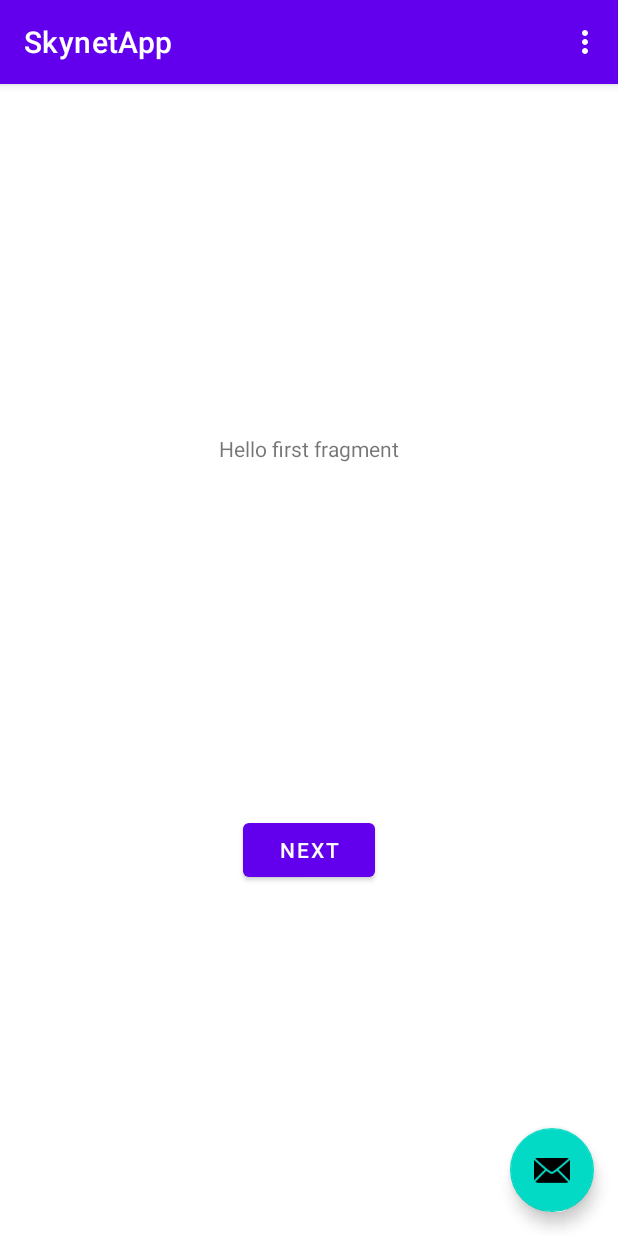
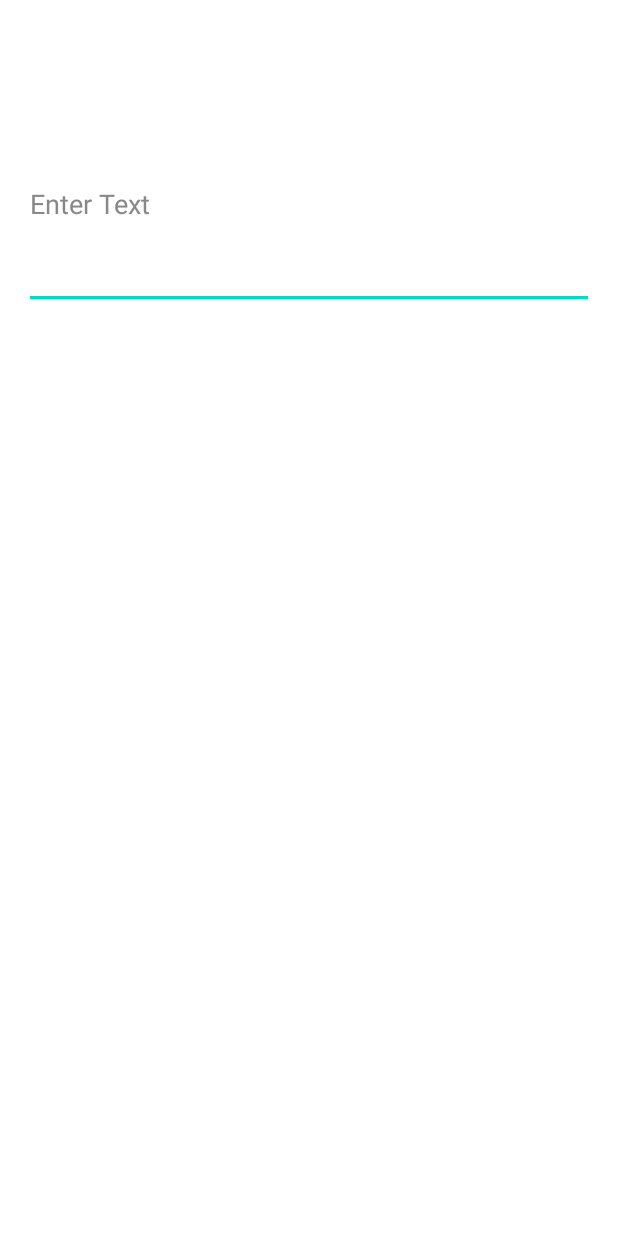
Before and after one commit to I-Vuckovic/EestecChallenge, an Android app: the screen it shows after launch (MainActivity), on a phone screen of 412 x 824 dp. Run offline under Robolectric (Android 15) with nearby library versions, the phone set to English and light mode, and no system bars.

Commit message:
TTS implemented
With edit text box

```diff
--- a/app/src/main/java/com/example/skynetapp/MainActivity.kt
+++ b/app/src/main/java/com/example/skynetapp/MainActivity.kt
@@ -1,23 +1,52 @@
 package com.example.skynetapp
 
+import android.content.DialogInterface
 import android.os.Bundle
-import com.google.android.material.floatingactionbutton.FloatingActionButton
-import com.google.android.material.snackbar.Snackbar
-import androidx.appcompat.app.AppCompatActivity
+import android.speech.tts.TextToSpeech
+import android.speech.tts.TextToSpeech.OnInitListener
 import android.view.Menu
 import android.view.MenuItem
+import android.view.View
+import android.widget.Button
+import android.widget.EditText
+import android.widget.Toast
+import androidx.appcompat.app.AppCompatActivity
+import java.util.*
+
 
 class MainActivity : AppCompatActivity() {
+    var t1: TextToSpeech? = null
+    var ed1: EditText? = null
+    var b1: Button? = null
 
     override fun onCreate(savedInstanceState: Bundle?) {
         super.onCreate(savedInstanceState)
-        setContentView(R.layout.activity_main)
-        setSupportActionBar(findViewById(R.id.toolbar))
+        setContentView(R.layout.tts_main)
 
-        findViewById<FloatingActionButton>(R.id.fab).setOnClickListener { view ->
-            Snackbar.make(view, "Replace with your own action", Snackbar.LENGTH_LONG)
-                    .setAction("Action", null).show()
+        ed1 = findViewById<View>(R.id.editText) as EditText
+        b1 = findViewById<View>(R.id.button) as Button
+
+        t1 = TextToSpeech(applicationContext,
+            OnInitListener { status ->
+                if (status != TextToSpeech.ERROR) {
+                    t1!!.language = Locale.UK
+                }
+            })
+
+        b1?.setOnClickListener()
+        {
+            val toSpeak = ed1!!.text.toString()
+            Toast.makeText(applicationContext, toSpeak, Toast.LENGTH_SHORT).show()
+            t1!!.speak(toSpeak, TextToSpeech.QUEUE_FLUSH, null)
         }
+    }
+
+    override fun onPause() {
+        if (t1 != null) {
+            t1!!.stop()
+            t1!!.shutdown()
+        }
+        super.onPause()
     }
 
     override fun onCreateOptionsMenu(menu: Menu): Boolean {
@@ -36,3 +65,7 @@ class MainActivity : AppCompatActivity() {
         }
     }
 }
+
+private fun Button.setOnClickListener(onClickListener: DialogInterface.OnClickListener) {
+
+}
--- a/app/src/main/res/layout/activity_main.xml
+++ b/app/src/main/res/layout/activity_main.xml
@@ -7,6 +7,7 @@
     tools:context=".MainActivity">
 
     <com.google.android.material.appbar.AppBarLayout
+        android:id="@+id/appBarLayout"
         android:layout_width="match_parent"
         android:layout_height="wrap_content"
         android:theme="@style/Theme.SkynetApp.AppBarOverlay">
@@ -28,6 +29,7 @@
         android:layout_height="wrap_content"
         android:layout_gravity="bottom|end"
         android:layout_margin="@dimen/fab_margin"
-        app:srcCompat="@android:drawable/ic_dialog_email" />
+        app:srcCompat="@android:drawable/ic_dialog_email"
+        android:contentDescription="@string/todo" />
 
 </androidx.coordinatorlayout.widget.CoordinatorLayout>
--- /dev/null
+++ b/app/src/main/res/layout/tts_main.xml
@@ -0,0 +1,45 @@
+<?xml version="1.0" encoding="utf-8"?>
+<androidx.constraintlayout.widget.ConstraintLayout xmlns:android="http://schemas.android.com/apk/res/android"
+    xmlns:app="http://schemas.android.com/apk/res-auto"
+    xmlns:tools="http://schemas.android.com/tools"
+    android:layout_width="match_parent"
+    android:layout_height="match_parent"
+    android:paddingLeft="@dimen/activity_horizontal_margin"
+    android:paddingTop="@dimen/activity_vertical_margin"
+    android:paddingRight="@dimen/activity_horizontal_margin"
+    android:paddingBottom="@dimen/activity_vertical_margin"
+    android:transitionGroup="true">
+
+
+    <EditText
+        android:id="@+id/editText"
+        android:layout_width="0dp"
+        android:layout_height="140dp"
+        android:layout_alignParentStart="true"
+        android:layout_alignParentEnd="true"
+        android:layout_marginTop="50dp"
+        android:autofillHints=""
+        android:hint="@string/Enter_Text"
+        android:inputType="text"
+        android:textColor="@color/black"
+        android:textColorHint="@color/gray"
+        app:layout_constraintEnd_toEndOf="parent"
+        app:layout_constraintHorizontal_bias="0.5"
+        app:layout_constraintStart_toStartOf="parent"
+        app:layout_constraintTop_toTopOf="parent"
+        tools:ignore="MissingConstraints" />
+
+    <Button
+        android:id="@+id/button"
+        android:layout_width="0dp"
+        android:layout_height="475dp"
+        android:layout_below="@+id/editText"
+        android:layout_centerHorizontal="true"
+        android:layout_marginBottom="16dp"
+        android:background="@color/transparent"
+        app:layout_constraintBottom_toBottomOf="parent"
+        app:layout_constraintEnd_toEndOf="parent"
+        app:layout_constraintHorizontal_bias="0.5"
+        app:layout_constraintStart_toStartOf="parent"
+        tools:ignore="MissingConstraints" />
+</androidx.constraintlayout.widget.ConstraintLayout>
--- a/app/src/main/res/values/colors.xml
+++ b/app/src/main/res/values/colors.xml
@@ -6,5 +6,7 @@
     <color name="teal_200">#FF03DAC5</color>
     <color name="teal_700">#FF018786</color>
     <color name="black">#FF000000</color>
+    <color name="gray">#FF888888</color>
     <color name="white">#FFFFFFFF</color>
+    <color name="transparent">#00000000</color>
 </resources>
--- a/app/src/main/res/values/dimens.xml
+++ b/app/src/main/res/values/dimens.xml
@@ -1,3 +1,5 @@
 <resources>
     <dimen name="fab_margin">16dp</dimen>
+    <dimen name="activity_horizontal_margin">16dp</dimen>
+    <dimen name="activity_vertical_margin">16dp</dimen>
 </resources>
--- a/app/src/main/res/values/strings.xml
+++ b/app/src/main/res/values/strings.xml
@@ -9,4 +9,9 @@
 
     <string name="hello_first_fragment">Hello first fragment</string>
     <string name="hello_second_fragment">Hello second fragment. Arg: %1$s</string>
+    <string name="todo">TODO</string>
+    <string name="Text_to_Speech">Text to Speech</string>
+    <string name="Tutorials_point">Tutorials point</string>
+    <string name="Enter_Text">Enter Text</string>
+
 </resources>
```
